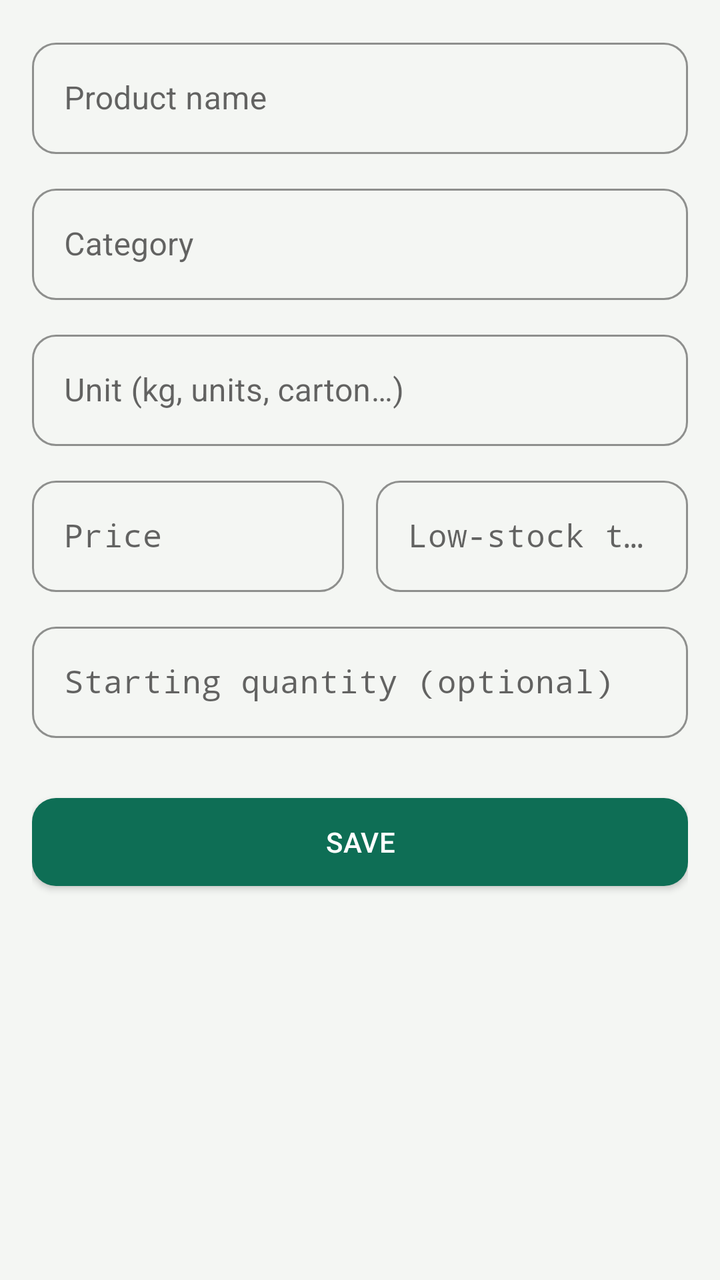
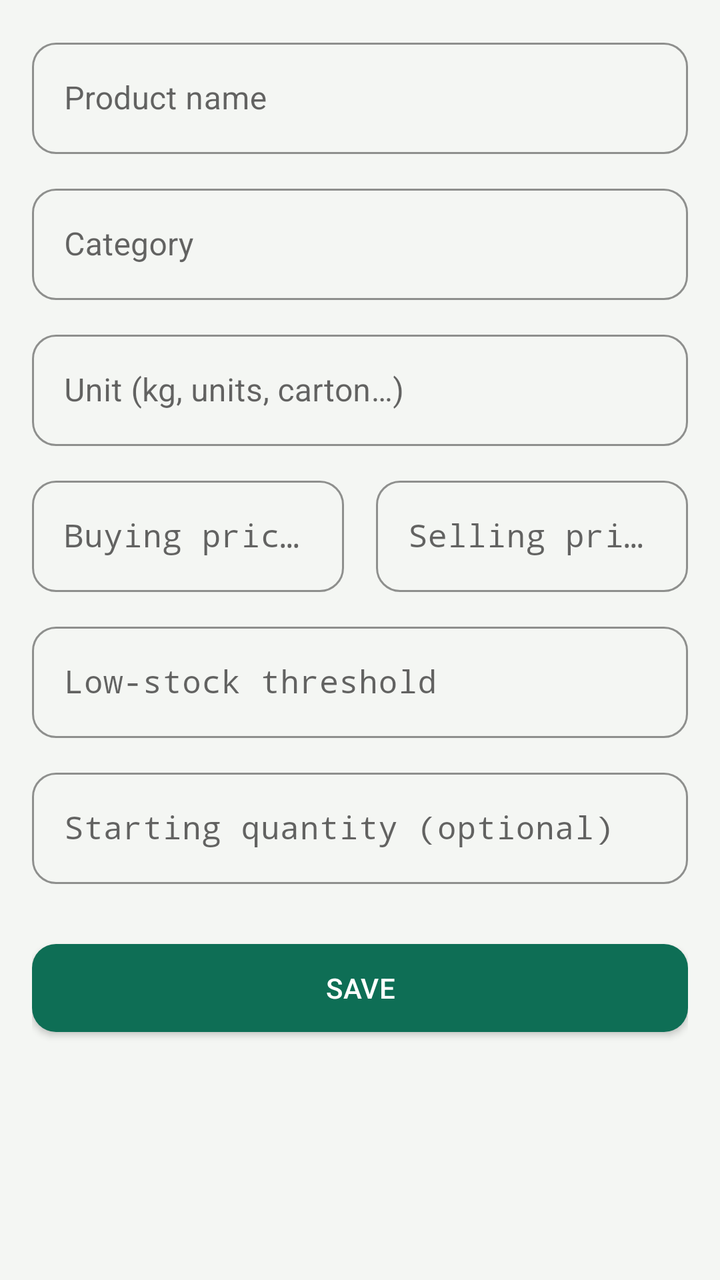

Screens rendered from an Android XML layout before and after an edit, with the pre-edit source and the edit as a unified diff.
<!-- AndroidManifest.xml: application theme Theme.StockManagement -->
<!-- res/layout/activity_add_product.xml -->
<?xml version="1.0" encoding="utf-8"?>
<ScrollView xmlns:android="http://schemas.android.com/apk/res/android"
    android:layout_width="match_parent"
    android:layout_height="match_parent"
    android:background="@color/paper"
    android:fillViewport="true">

    <LinearLayout
        android:layout_width="match_parent"
        android:layout_height="wrap_content"
        android:orientation="vertical"
        android:padding="@dimen/space_l">

        <com.google.android.material.textfield.TextInputLayout
            style="@style/Input"
            android:layout_width="match_parent"
            android:layout_height="wrap_content">

            <com.google.android.material.textfield.TextInputEditText
                android:id="@+id/edit_name"
                android:layout_width="match_parent"
                android:layout_height="wrap_content"
                android:hint="@string/hint_product_name"
                android:inputType="text" />
        </com.google.android.material.textfield.TextInputLayout>

        <com.google.android.material.textfield.TextInputLayout
            style="@style/Input"
            android:layout_width="match_parent"
            android:layout_height="wrap_content"
            android:layout_marginTop="@dimen/space_m">

            <com.google.android.material.textfield.TextInputEditText
                android:id="@+id/edit_category"
                android:layout_width="match_parent"
                android:layout_height="wrap_content"
                android:hint="@string/hint_category"
                android:inputType="text" />
        </com.google.android.material.textfield.TextInputLayout>

        <com.google.android.material.textfield.TextInputLayout
            style="@style/Input"
            android:layout_width="match_parent"
            android:layout_height="wrap_content"
            android:layout_marginTop="@dimen/space_m">

            <com.google.android.material.textfield.TextInputEditText
                android:id="@+id/edit_unit"
                android:layout_width="match_parent"
                android:layout_height="wrap_content"
                android:hint="@string/hint_unit"
                android:inputType="text" />
        </com.google.android.material.textfield.TextInputLayout>

        <LinearLayout
            android:layout_width="match_parent"
            android:layout_height="wrap_content"
            android:layout_marginTop="@dimen/space_m"
            android:orientation="horizontal">

            <com.google.android.material.textfield.TextInputLayout
                style="@style/Input"
                android:layout_width="0dp"
                android:layout_weight="1"
                android:layout_height="wrap_content"
                android:layout_marginEnd="@dimen/space_s">

                <com.google.android.material.textfield.TextInputEditText
                    android:id="@+id/edit_price"
                    android:layout_width="match_parent"
                    android:layout_height="wrap_content"
                    android:fontFamily="monospace"
                    android:hint="@string/hint_price"
                    android:inputType="numberDecimal" />
            </com.google.android.material.textfield.TextInputLayout>

            <com.google.android.material.textfield.TextInputLayout
                style="@style/Input"
                android:layout_width="0dp"
                android:layout_weight="1"
                android:layout_height="wrap_content"
                android:layout_marginStart="@dimen/space_s">

                <com.google.android.material.textfield.TextInputEditText
                    android:id="@+id/edit_threshold"
                    android:layout_width="match_parent"
                    android:layout_height="wrap_content"
                    android:fontFamily="monospace"
                    android:hint="@string/hint_threshold"
                    android:inputType="number" />
            </com.google.android.material.textfield.TextInputLayout>

        </LinearLayout>

        <com.google.android.material.textfield.TextInputLayout
            style="@style/Input"
            android:layout_width="match_parent"
            android:layout_height="wrap_content"
            android:layout_marginTop="@dimen/space_m">

            <com.google.android.material.textfield.TextInputEditText
                android:id="@+id/edit_initial_quantity"
                android:layout_width="match_parent"
                android:layout_height="wrap_content"
                android:fontFamily="monospace"
                android:hint="@string/hint_initial_quantity"
                android:inputType="number" />
        </com.google.android.material.textfield.TextInputLayout>

        <com.google.android.material.button.MaterialButton
            android:id="@+id/button_save"
            style="@style/Button.Primary"
            android:layout_width="match_parent"
            android:layout_height="56dp"
            android:layout_marginTop="@dimen/space_xl"
            android:text="@string/save" />

    </LinearLayout>
</ScrollView>
<!-- resources referenced by this layout -->
<resources>
  <color name="paper">#F4F6F3</color>
  <dimen name="space_l">16dp</dimen>
  <dimen name="space_m">12dp</dimen>
  <dimen name="space_s">8dp</dimen>
  <dimen name="space_xl">24dp</dimen>
  <string name="hint_category">Category</string>
  <string name="hint_initial_quantity">Starting quantity (optional)</string>
  <string name="hint_price">Price</string>
  <string name="hint_product_name">Product name</string>
  <string name="hint_threshold">Low-stock threshold</string>
  <string name="hint_unit">Unit (kg, units, carton…)</string>
  <string name="save">Save</string>
  <style name="Button.Primary" parent="Widget.MaterialComponents.Button">
          <item name="backgroundTint">@color/brand_emerald</item>
          <item name="android:textColor">@color/surface</item>
          <item name="android:fontFamily">sans-serif-medium</item>
          <item name="cornerRadius">12dp</item>
          <item name="android:letterSpacing">0.01</item>
      </style>
  <style name="Input" parent="Widget.MaterialComponents.TextInputLayout.OutlinedBox">
          <item name="boxStrokeColor">@color/brand_emerald</item>
          <item name="hintTextColor">@color/text_secondary</item>
          <item name="boxCornerRadiusTopStart">12dp</item>
          <item name="boxCornerRadiusTopEnd">12dp</item>
          <item name="boxCornerRadiusBottomStart">12dp</item>
          <item name="boxCornerRadiusBottomEnd">12dp</item>
      </style>
  <style name="Theme.StockManagement" parent="Theme.MaterialComponents.DayNight.NoActionBar">
          <item name="colorPrimary">@color/brand_emerald</item>
          <item name="colorPrimaryDark">@color/brand_emerald_dark</item>
          <item name="colorAccent">@color/status_low</item>
          <item name="android:windowBackground">@color/paper</item>
          <item name="android:textColorPrimary">@color/text_primary</item>
          <item name="android:textColorSecondary">@color/text_secondary</item>
          <item name="android:fontFamily">sans-serif</item>
      </style>
  <color name="brand_emerald">#0E6E55</color>
  <color name="surface">#FFFFFF</color>
  <color name="text_secondary">#5C6B66</color>
  <color name="brand_emerald_dark">#0A5240</color>
  <color name="status_low">#C97A2B</color>
  <color name="text_primary">#101B18</color>
</resources>

<!-- the commit's change to res/layout/activity_add_product.xml (unified diff, before → after) -->
@@ -66,11 +66,11 @@
                 android:layout_marginEnd="@dimen/space_s">
 
                 <com.google.android.material.textfield.TextInputEditText
-                    android:id="@+id/edit_price"
+                    android:id="@+id/edit_buying_price"
                     android:layout_width="match_parent"
                     android:layout_height="wrap_content"
                     android:fontFamily="monospace"
-                    android:hint="@string/hint_price"
+                    android:hint="@string/hint_buying_price"
                     android:inputType="numberDecimal" />
             </com.google.android.material.textfield.TextInputLayout>
 
@@ -82,15 +82,30 @@
                 android:layout_marginStart="@dimen/space_s">
 
                 <com.google.android.material.textfield.TextInputEditText
-                    android:id="@+id/edit_threshold"
+                    android:id="@+id/edit_price"
                     android:layout_width="match_parent"
                     android:layout_height="wrap_content"
                     android:fontFamily="monospace"
-                    android:hint="@string/hint_threshold"
-                    android:inputType="number" />
+                    android:hint="@string/hint_price"
+                    android:inputType="numberDecimal" />
             </com.google.android.material.textfield.TextInputLayout>
 
         </LinearLayout>
+
+        <com.google.android.material.textfield.TextInputLayout
+            style="@style/Input"
+            android:layout_width="match_parent"
+            android:layout_height="wrap_content"
+            android:layout_marginTop="@dimen/space_m">
+
+            <com.google.android.material.textfield.TextInputEditText
+                android:id="@+id/edit_threshold"
+                android:layout_width="match_parent"
+                android:layout_height="wrap_content"
+                android:fontFamily="monospace"
+                android:hint="@string/hint_threshold"
+                android:inputType="number" />
+        </com.google.android.material.textfield.TextInputLayout>
 
         <com.google.android.material.textfield.TextInputLayout
             style="@style/Input"
<!-- resource entries referenced after the edit -->
@@ -5,9 +5,10 @@
   <dimen name="space_m">12dp</dimen>
   <dimen name="space_s">8dp</dimen>
   <dimen name="space_xl">24dp</dimen>
+  <string name="hint_buying_price">Buying price (cost)</string>
   <string name="hint_category">Category</string>
   <string name="hint_initial_quantity">Starting quantity (optional)</string>
-  <string name="hint_price">Price</string>
+  <string name="hint_price">Selling price</string>
   <string name="hint_product_name">Product name</string>
   <string name="hint_threshold">Low-stock threshold</string>
   <string name="hint_unit">Unit (kg, units, carton…)</string>
